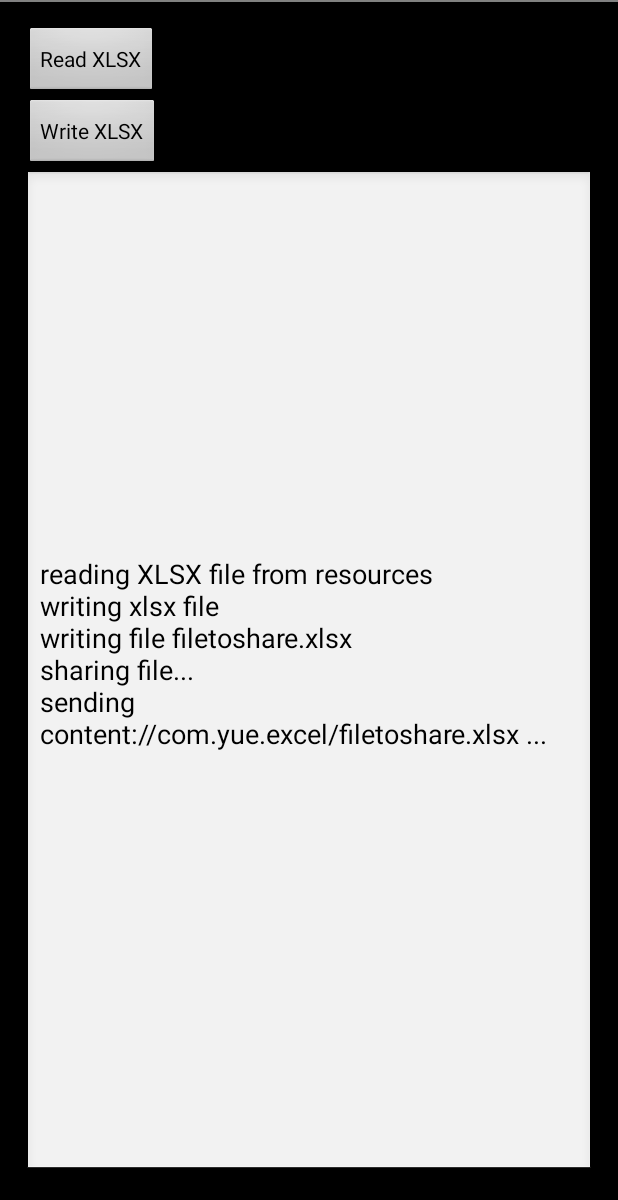
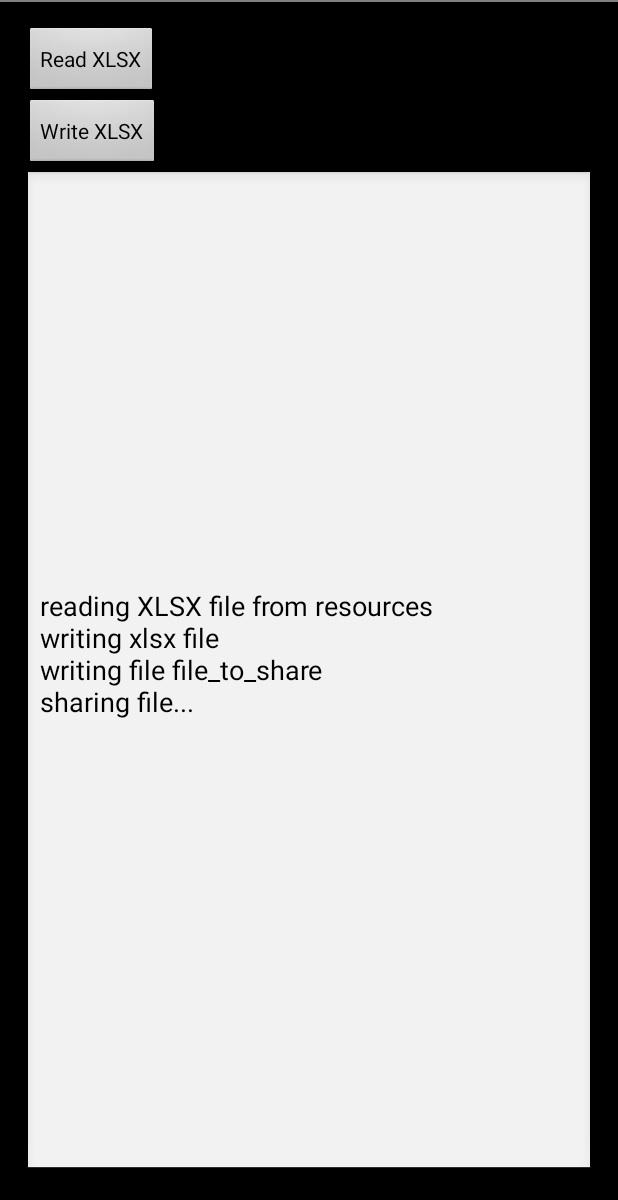
Before and after one commit to RanchoYue/AndroidExcelSample, an Android app: the screen it shows after launch (MainActivity), after a tap on "Write XLSX", on a phone screen of 412 x 824 dp, the part 36-1236 px from its top. Run offline under Robolectric (Android 15) with nearby library versions, the phone set to English and light mode, and no system bars; libraries missing offline, so code that uses them is left out: org.apache.poi; 8 statements that could not run were skipped; 1 other tap on this screen came first.

Commit message:
refactor: Migrate to AndroidX

```diff
--- a/app/src/main/java/com/yue/excel/MainActivity.java
+++ b/app/src/main/java/com/yue/excel/MainActivity.java
@@ -1,12 +1,14 @@
 package com.yue.excel;
 
 import android.app.Activity;
-import android.content.Context;
 import android.content.Intent;
 import android.net.Uri;
 import android.os.Bundle;
+import android.util.Log;
 import android.view.View;
 import android.widget.EditText;
+
+import androidx.core.content.FileProvider;
 
 import org.apache.poi.hssf.usermodel.HSSFDateUtil;
 import org.apache.poi.ss.usermodel.Cell;
@@ -36,7 +38,7 @@ public class MainActivity extends Activity {
 
     public void onReadClick(View view) {
         printlnToUser("reading XLSX file from resources");
-        InputStream stream = getResources().openRawResource(R.raw.test1);
+        InputStream stream = getResources().openRawResource(R.raw.test);
         try {
             XSSFWorkbook workbook = new XSSFWorkbook(stream);
             XSSFSheet sheet = workbook.getSheetAt(0);
@@ -60,13 +62,13 @@ public class MainActivity extends Activity {
     public void onWriteClick(View view) {
         printlnToUser("writing xlsx file");
         XSSFWorkbook workbook = new XSSFWorkbook();
-        XSSFSheet sheet = workbook.createSheet(WorkbookUtil.createSafeSheetName("mysheet"));
+        XSSFSheet sheet = workbook.createSheet(WorkbookUtil.createSafeSheetName("my_sheet"));
         for (int i = 0; i < 10; i++) {
             Row row = sheet.createRow(i);
             Cell cell = row.createCell(0);
             cell.setCellValue(i);
         }
-        String outFileName = "filetoshare.xlsx";
+        String outFileName = "file_to_share";
         try {
             printlnToUser("writing file " + outFileName);
             File cacheDir = getCacheDir();
@@ -76,7 +78,7 @@ public class MainActivity extends Activity {
             outputStream.flush();
             outputStream.close();
             printlnToUser("sharing file...");
-            share(outFileName, getApplicationContext());
+            share(outFileName);
         } catch (Exception e) {
             /* proper exception handling to be here */
             printlnToUser(e.toString());
@@ -131,8 +133,10 @@ public class MainActivity extends Activity {
         output.append(string + "\n");
     }
 
-    public void share(String fileName, Context context) {
-        Uri fileUri = Uri.parse("content://" + getPackageName() + "/" + fileName);
+    public void share(String fileName) {
+        Uri fileUri = FileProvider.getUriForFile(this,
+                BuildConfig.APPLICATION_ID + ".provider", new File(fileName));
+        Log.d("yue_", "fileUri: " + fileUri);
         printlnToUser("sending " + fileUri.toString() + " ...");
         Intent shareIntent = new Intent();
         shareIntent.setAction(Intent.ACTION_SEND);
--- a/app/src/main/res/layout/activity_main.xml
+++ b/app/src/main/res/layout/activity_main.xml
@@ -9,7 +9,6 @@
     android:paddingRight="@dimen/activity_horizontal_margin"
     android:paddingBottom="@dimen/activity_vertical_margin"
     tools:context="com.yue.excel.MainActivity">
-
 
     <Button
         android:id="@+id/read_xlsx"
@@ -28,7 +27,7 @@
     <EditText
         android:id="@+id/textOut"
         android:layout_width="match_parent"
-        android:layout_height="wrap_content"
+        android:layout_height="0dp"
         android:layout_weight="1"
         android:ems="10"
         android:inputType="textMultiLine" />
--- /dev/null
+++ b/app/src/main/res/xml/provider_paths.xml
@@ -0,0 +1,6 @@
+<?xml version="1.0" encoding="utf-8"?>
+<paths xmlns:android="http://schemas.android.com/apk/res/android">
+    <external-path
+        name="external_files"
+        path="." />
+</paths>
--- a/gradle.properties
+++ b/gradle.properties
@@ -12,3 +12,5 @@
 # This option should only be used with decoupled projects. More details, visit
 # http://www.gradle.org/docs/current/userguide/multi_project_builds.html#sec:decoupled_projects
 # org.gradle.parallel=true
+android.enableJetifier=true
+android.useAndroidX=true
```
Also changed, not shown: app/build.gradle (+4 -3 lines), app/src/main/AndroidManifest.xml (+9 -3 lines), 2 other files.
